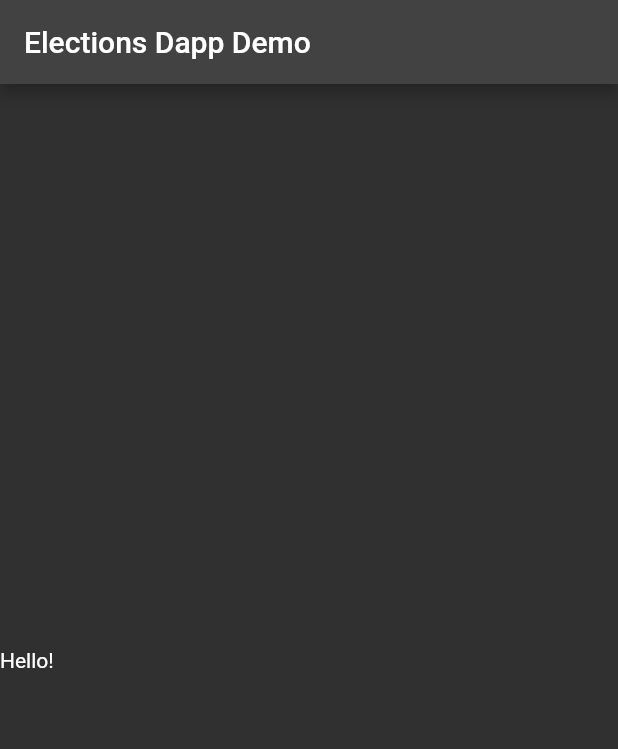
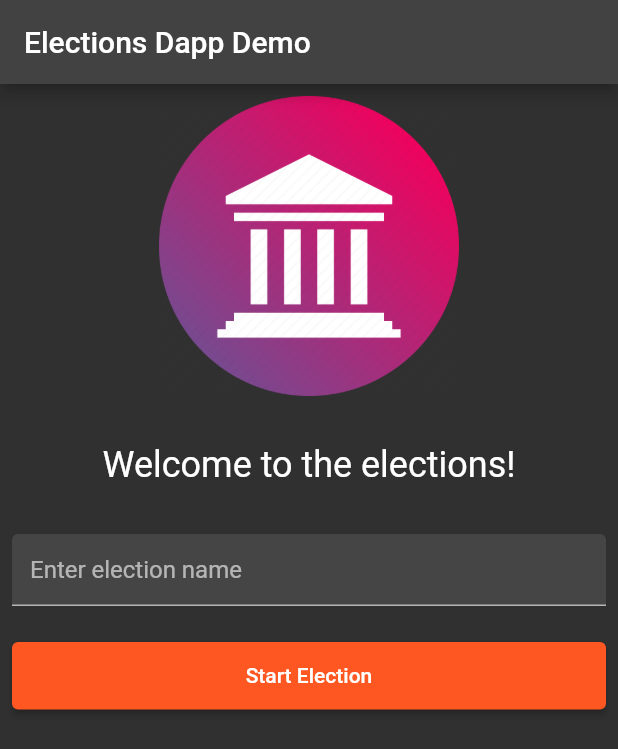
Before and after one commit to diogosequeira94/elections_voting_dapp, a Flutter app: the screen it shows after launch, on a phone screen of 412 x 824 dp. Shown: the top 749 px of the screen. Run offline on Flutter 3.47's test engine with Material 2 defaults, Android fonts, the phone set to English and light mode, and no system bars; our stand-ins replace bloc, equatable; missing offline and left inert: web3dart; project files that could hold a hidden picture were left out.

Commit message:
add elections

```diff
--- a/lib/view/home_page.dart
+++ b/lib/view/home_page.dart
@@ -1,3 +1,4 @@
+import 'package:flutter/cupertino.dart';
 import 'package:flutter/material.dart';
 
 class HomePage extends StatelessWidget {
@@ -5,15 +6,53 @@ class HomePage extends StatelessWidget {
 
   @override
   Widget build(BuildContext context) {
+    TextEditingController controller = TextEditingController();
     return Scaffold(
       appBar: AppBar(
         title: const Text('Elections Dapp Demo'),
       ),
-      body: Column(
-        mainAxisAlignment: MainAxisAlignment.center,
-        children: [
-          const Text('Hello!'),
-        ],
+      body: Padding(
+        padding: const EdgeInsets.all(8.0),
+        child: Center(
+          child: Column(
+            crossAxisAlignment: CrossAxisAlignment.center,
+            children: [
+              Image.asset(
+                'assets/images/governance-image.png',
+                width: 200,
+                height: 200,
+              ),
+              const Padding(
+                padding: EdgeInsets.symmetric(vertical: 32.0),
+                child: Text(
+                  'Welcome to the elections!',
+                  style: TextStyle(fontSize: 24.0),
+                  textAlign: TextAlign.center,
+                ),
+              ),
+              TextField(
+                controller: controller,
+                decoration: const InputDecoration(
+                    filled: true, hintText: 'Enter election name'),
+              ),
+              Padding(
+                padding: const EdgeInsets.only(top:24.0),
+                child: SizedBox(
+                  width: double.infinity,
+                  height: 45,
+                  child: ElevatedButton(
+                    onPressed: () async {
+                      if (controller.text.isNotEmpty) {
+                        print('Election Started!');
+                      }
+                    },
+                    child: const Text('Start Election'),
+                  ),
+                ),
+              )
+            ],
+          ),
+        ),
       ),
     );
   }
--- a/pubspec.yaml
+++ b/pubspec.yaml
@@ -25,3 +25,4 @@ flutter:
   uses-material-design: true
   assets:
     - assets/election.json
+    - assets/images/governance-image.png
```
Also changed, not shown: assets/images/governance-image.png (added).
